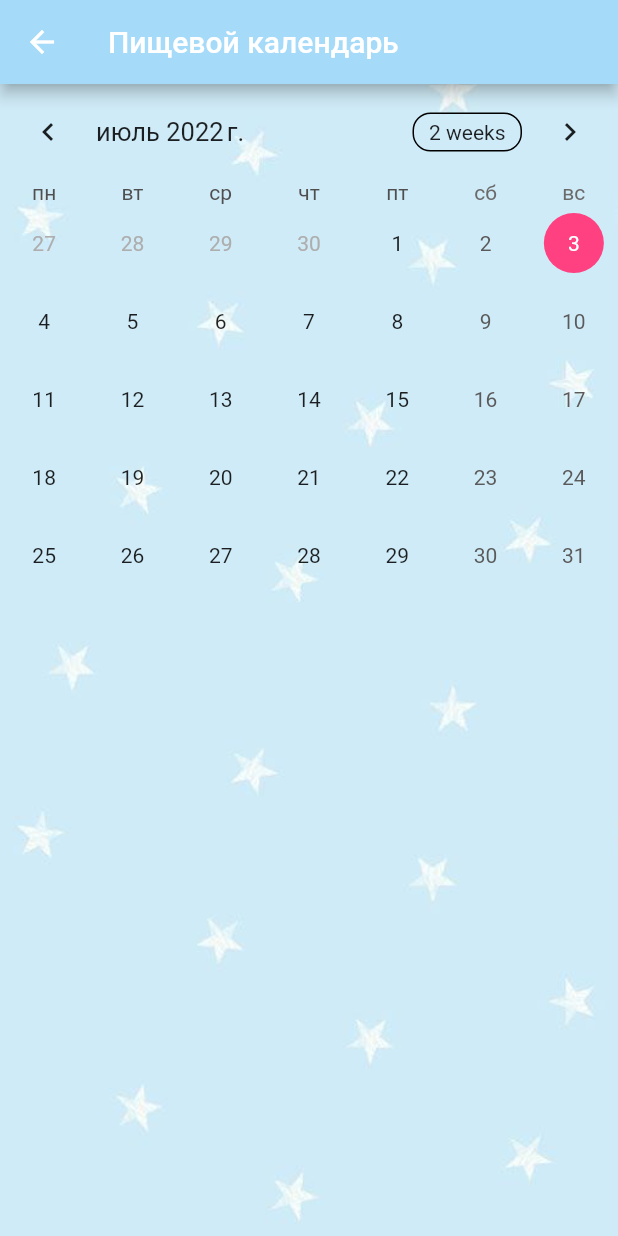
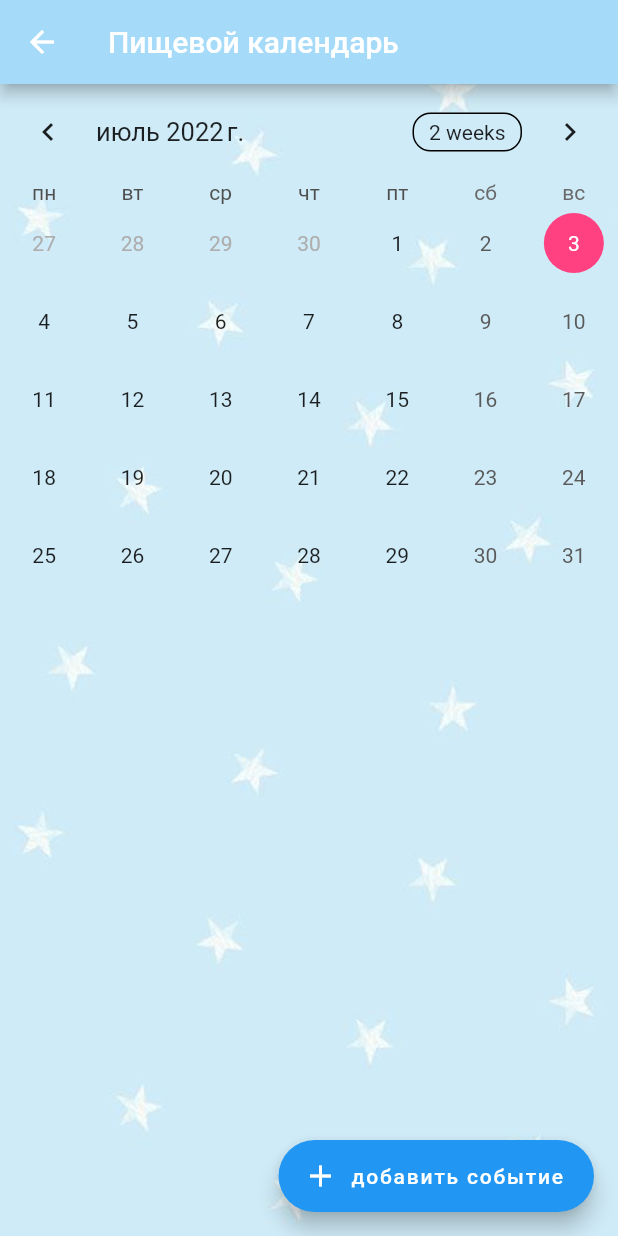
Before and after one commit to TagaevaMaria/diary_baby, a Flutter app: the ScreenAllergy screen opened by its route, on a phone screen of 412 x 824 dp. Run offline on Flutter 3.47's test engine with Material 2 defaults, Android fonts, the phone set to English and light mode, and no system bars; drawn by our look-alikes of table_calendar.

Commit message:
[dev]календарь на экарне "screen allergy"

```diff
--- /dev/null
+++ b/lib/screen_allergy/event.dart
@@ -0,0 +1,6 @@
+class Event {
+  final String title;
+  Event({required this.title});
+
+  String toString() => this.title;
+}
--- a/lib/screen_allergy/screen_allergy.dart
+++ b/lib/screen_allergy/screen_allergy.dart
@@ -1,4 +1,4 @@
-import 'package:diary_baby/screen_allergy/screen_allergy_event.dart';
+import 'package:diary_baby/screen_allergy/event.dart';
 import 'package:flutter/material.dart';
 import 'package:table_calendar/table_calendar.dart';
 import '../main_screen/background_widget.dart';
@@ -11,9 +11,26 @@
 }
 
 class _ScreenAllergyState extends State<ScreenAllergy> {
+  late Map<DateTime, List<Event>> selectedEvents;
   CalendarFormat format = CalendarFormat.month;
   DateTime selectedDay = DateTime.now();
   DateTime focusedDay = DateTime.now();
+  TextEditingController _eventcontroller = TextEditingController();
+  @override
+  void initState() {
+    selectedEvents = {};
+    super.initState();
+  }
+
+  List<Event> _getEventsfromDay(DateTime date) {
+    return selectedEvents[date] ?? [];
+  }
+
+  @override
+  void dispose() {
+    _eventcontroller.dispose();
+    super.dispose();
+  }
 
   @override
   Widget build(BuildContext context) {
@@ -24,7 +41,9 @@
           title: const Text('Пищевой календарь '),
           backgroundColor: const Color.fromRGBO(165, 218, 249, 1),
         ),
-      body: TableCalendar(
+        body: Column(
+          children: [
+            TableCalendar(
               locale: 'ru_RU',
               focusedDay: selectedDay,
               firstDay: DateTime(2000),
@@ -47,14 +66,66 @@
               selectedDayPredicate: (DateTime date) {
                 return isSameDay(selectedDay, date);
               },
+              eventLoader: _getEventsfromDay,
+
+              /// стиль календаря
               calendarStyle: const CalendarStyle(
                   isTodayHighlighted: true,
-            selectedDecoration:
-                BoxDecoration(color: Colors.pinkAccent, shape: BoxShape.circle),
+                  selectedDecoration: BoxDecoration(
+                      color: Colors.pinkAccent, shape: BoxShape.circle),
                   selectedTextStyle: TextStyle(color: Colors.white),
                   todayDecoration: BoxDecoration(
                       color: Colors.blueAccent, shape: BoxShape.circle)),
             ),
-    ));
+            ..._getEventsfromDay(selectedDay).map(
+              (Event event) => ListTile(
+                title: Text(event.title),
+              ),
+            )
+          ],
+        ),
+        floatingActionButton: FloatingActionButton.extended(
+          onPressed: () => showDialog(
+            context: context,
+            builder: (context) => AlertDialog(
+              title: Text('Добавить событие'),
+              content: TextFormField(
+                controller: _eventcontroller,
+              ),
+              actions: [
+                TextButton(
+                    onPressed: () {
+                      Navigator.pop(context);
+                    },
+                    child: Text('закрыть')),
+                TextButton(
+                  child: Text('ok'),
+                  onPressed: () {
+                    if (_eventcontroller.text.isEmpty) {
+                    } else {
+                      if (selectedEvents[selectedDay] != null) {
+                        selectedEvents[selectedDay]?.add(
+                          Event(title: _eventcontroller.text),
+                        );
+                      } else {
+                        selectedEvents[selectedDay] = [
+                          Event(title: _eventcontroller.text)
+                        ];
                       }
                     }
+                    Navigator.pop(context);
+                    _eventcontroller.clear();
+                    setState(() {});
+                    return;
+                  },
+                ),
+              ],
+            ),
+          ),
+          label: const Text('добавить событие'),
+          icon: Icon(Icons.add),
+        ),
+      ),
+    );
+  }
+}
--- a/lib/screen_allergy/screen_allergy_event.dart
+++ /dev/null
@@ -1,6 +0,0 @@
-class ScreenAllergyEvent {
-  final String title;
-  ScreenAllergyEvent({required this.title});
-
-  String toString() => this.title;
-}
```
Lines whose indentation alone changed are shown as unchanged.
